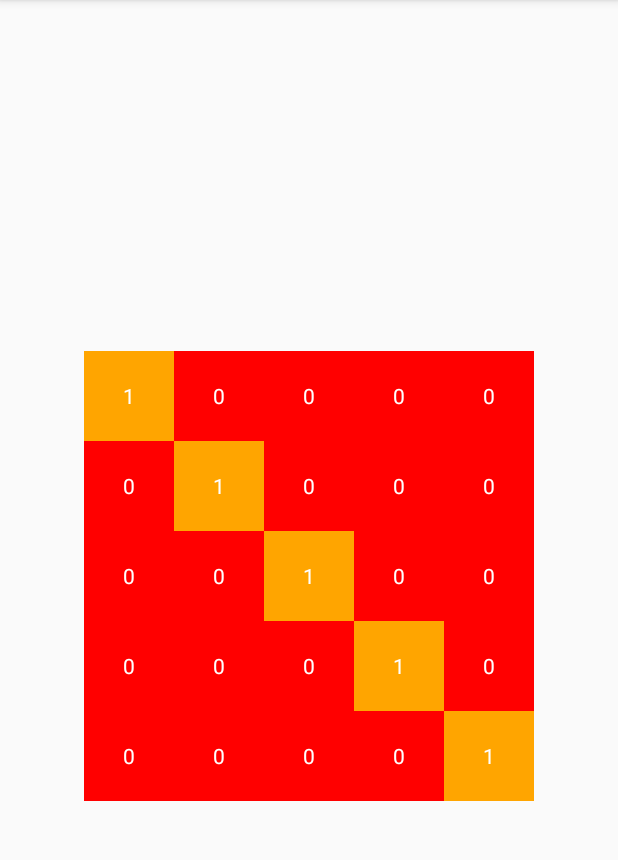
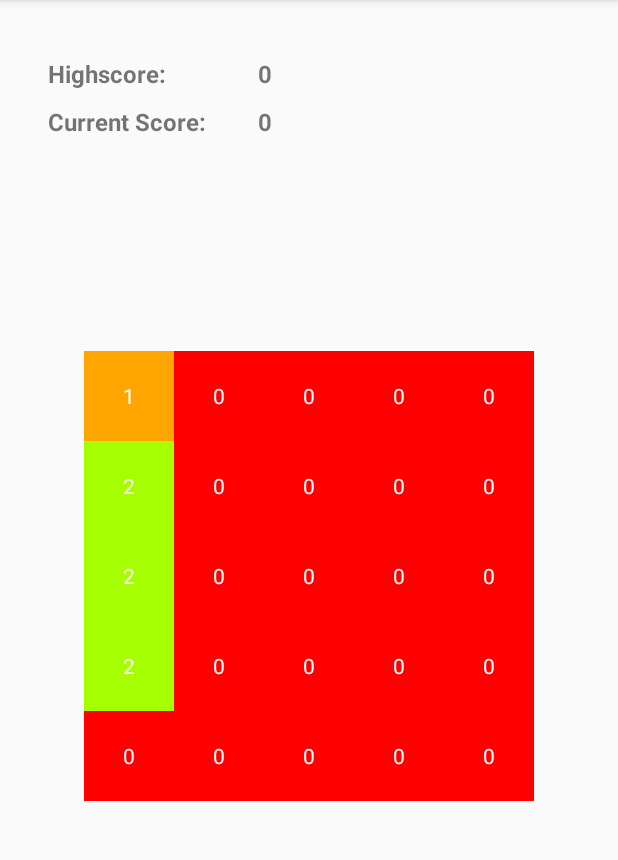
Before and after one commit to Mi-Eisenmann/2048, an Android app: the screen it shows after launch (MainActivity), on a phone screen of 412 x 824 dp, the part 84-944 px from its top. Run offline under Robolectric (Android 15) with nearby library versions, the phone set to English and light mode, and no system bars.

Commit message:
Seventh Commit. Top and Down Movement is working correctly now. Included CurrentScore and HighScore.

```diff
--- a/app/src/main/java/com/example/android/a2048/MainActivity.java
+++ b/app/src/main/java/com/example/android/a2048/MainActivity.java
@@ -17,15 +17,18 @@ public class MainActivity extends AppCompatActivity {
 
     public static int[][] fieldMatrix = {
             {1,0,0,0,0},
-            {0,1,0,0,0},
-            {0,0,1,0,0},
-            {0,0,0,1,0},
-            {0,0,0,0,1}
+            {2,0,0,0,0},
+            {2,0,0,0,0},
+            {2,0,0,0,0},
+            {0,0,0,0,0}
     };
 
     public static int touchX;
     public static int touchY;
     public static String swipeDirection;
+
+    public static int currentScore = 0;
+    public static int highScore = 0;
 
     @Override
     protected void onCreate(Bundle savedInstanceState) {
@@ -145,9 +148,9 @@ public class MainActivity extends AppCompatActivity {
     public void adaptMatrix(){
 
         if(swipeDirection == "bottom"){
-            for(int i = 0; i < 4; i++){
+            for(int j = 0; j <= 4; j++){
                 for(int k = 0; k < 4; k++){ // Moving everything in the same direction
-                    for (int j = 0; j <= 4; j++) {
+                    for (int i = 3; i >= 0; i--) {
 
                         if (fieldMatrix[i + 1][j] == 0) {
                             fieldMatrix[i + 1][j] = fieldMatrix[i][j];
@@ -163,9 +166,9 @@ public class MainActivity extends AppCompatActivity {
         }
 
         else if(swipeDirection == "top"){
-            for(int i = 4; i > 0; i--){
+            for(int j = 0; j <= 4; j++){
                 for(int k = 0; k < 4; k++){ // Moving everything in the same direction
-                    for (int j = 0; j <= 4; j++) {
+                    for (int i = 1; i <= 4; i++) {
 
                         if (fieldMatrix[i - 1][j] == 0) {
                             fieldMatrix[i - 1][j] = fieldMatrix[i][j];
@@ -242,6 +245,7 @@ public class MainActivity extends AppCompatActivity {
         if (value1 == value2){
             fieldMatrix[i1][j1] = 0;
             fieldMatrix[i2][j2] = 2 * value1;
+            updateCurrentScore(2*value1);
         }
 
         // Special cases with *2 and /2
@@ -251,15 +255,19 @@ public class MainActivity extends AppCompatActivity {
         } else if (value1 == -1){
             fieldMatrix[i1][j1] = 0;
             fieldMatrix[i2][j2] = 2 * value2;
+            updateCurrentScore(2*value2);
         } else if (value2 == -1) {
             fieldMatrix[i1][j1] = 0;
             fieldMatrix[i2][j2] = 2 * value1;
+            updateCurrentScore(2*value1);
         } else if (value1 == -2){
             fieldMatrix[i1][j1] = 0;
             fieldMatrix[i2][j2] = value2/2;
+            updateCurrentScore(2*value2);
         } else if (value2 == -2){
             fieldMatrix[i1][j1] = 0;
             fieldMatrix[i2][j2] = value1/2;
+            updateCurrentScore(2*value1);
         }
 
     }
@@ -336,7 +344,7 @@ public class MainActivity extends AppCompatActivity {
 
         // Getting a random number between 1 and 100 for the propability distribution
         Random rand = new Random();
-        int randomNumber = rand.nextInt(199)+1;
+        int randomNumber = rand.nextInt(99)+1;
 
         // Determine the actual number
         if (randomNumber <= 60){
@@ -502,4 +510,18 @@ public class MainActivity extends AppCompatActivity {
     }
 
 
+    public void updateCurrentScore(int add){
+        currentScore += add;
+        TextView currentScoreField = findViewById(R.id.currentScoreField);
+        currentScoreField.setText( String.valueOf(currentScore) );
+        updateHighScore();
+    }
+
+    public void updateHighScore(){
+        highScore = currentScore;
+        TextView highScoreField = findViewById(R.id.highScoreField);
+        highScoreField.setText( String.valueOf(highScore) );
+    }
+
+
 }
--- a/app/src/main/res/layout/activity_main.xml
+++ b/app/src/main/res/layout/activity_main.xml
@@ -6,6 +6,59 @@
     android:layout_height="match_parent"
     android:id="@+id/relativeLayout"
     tools:context=".MainActivity">
+
+    <RelativeLayout
+        android:layout_width="wrap_content"
+        android:layout_height="wrap_content"
+        android:layout_marginLeft="32dp"
+        android:layout_marginTop="38dp">
+
+        <LinearLayout
+            android:layout_width="wrap_content"
+            android:layout_height="wrap_content">
+
+            <TextView
+                android:layout_width="140dp"
+                android:layout_height="wrap_content"
+                android:text="Highscore:"
+                android:textSize="16sp"
+                android:textStyle="bold"/>
+
+            <TextView
+                android:id="@+id/highScoreField"
+                android:layout_width="wrap_content"
+                android:layout_height="wrap_content"
+                android:text="0"
+                android:textSize="16sp"
+                android:textStyle="bold"/>
+
+        </LinearLayout>
+
+        <LinearLayout
+            android:layout_width="wrap_content"
+            android:layout_height="wrap_content">
+
+            <TextView
+                android:layout_width="140dp"
+                android:layout_height="wrap_content"
+                android:text="Current Score:"
+                android:textSize="16sp"
+                android:textStyle="bold"
+                android:layout_marginTop="32dp"/>
+
+            <TextView
+                android:id="@+id/currentScoreField"
+                android:layout_width="wrap_content"
+                android:layout_height="wrap_content"
+                android:text="0"
+                android:textSize="16sp"
+                android:textStyle="bold"
+                android:layout_marginTop="32dp"/>
+
+        </LinearLayout>
+
+    </RelativeLayout>
+
 
     <RelativeLayout
         android:layout_width="300dp"
```
